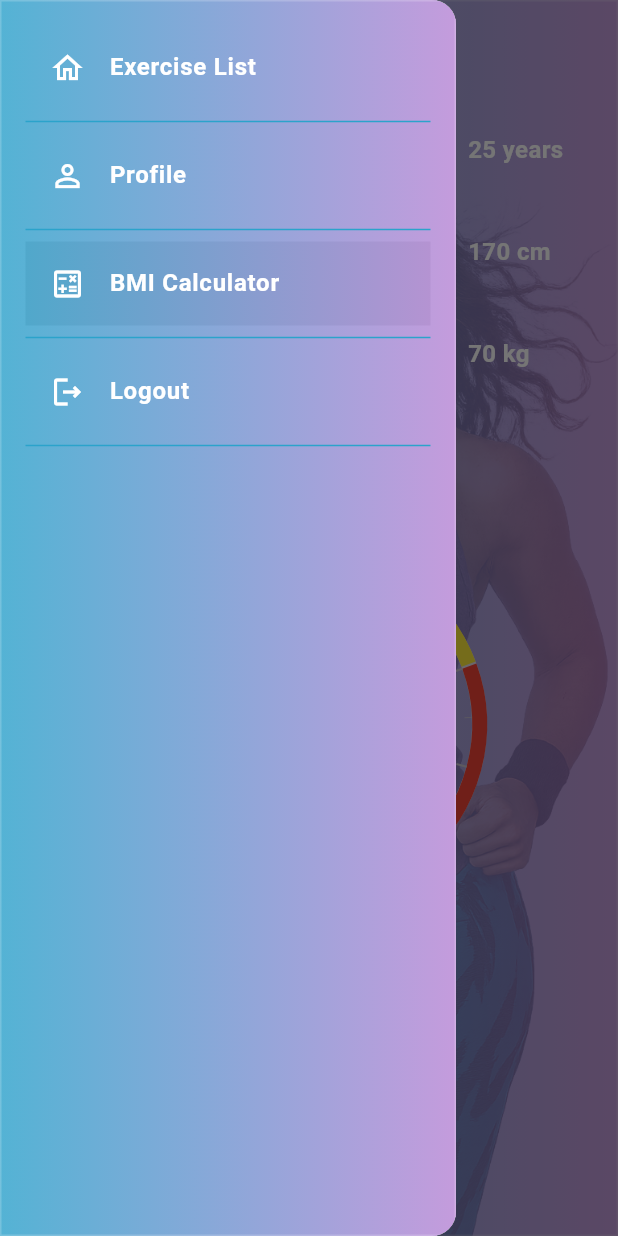
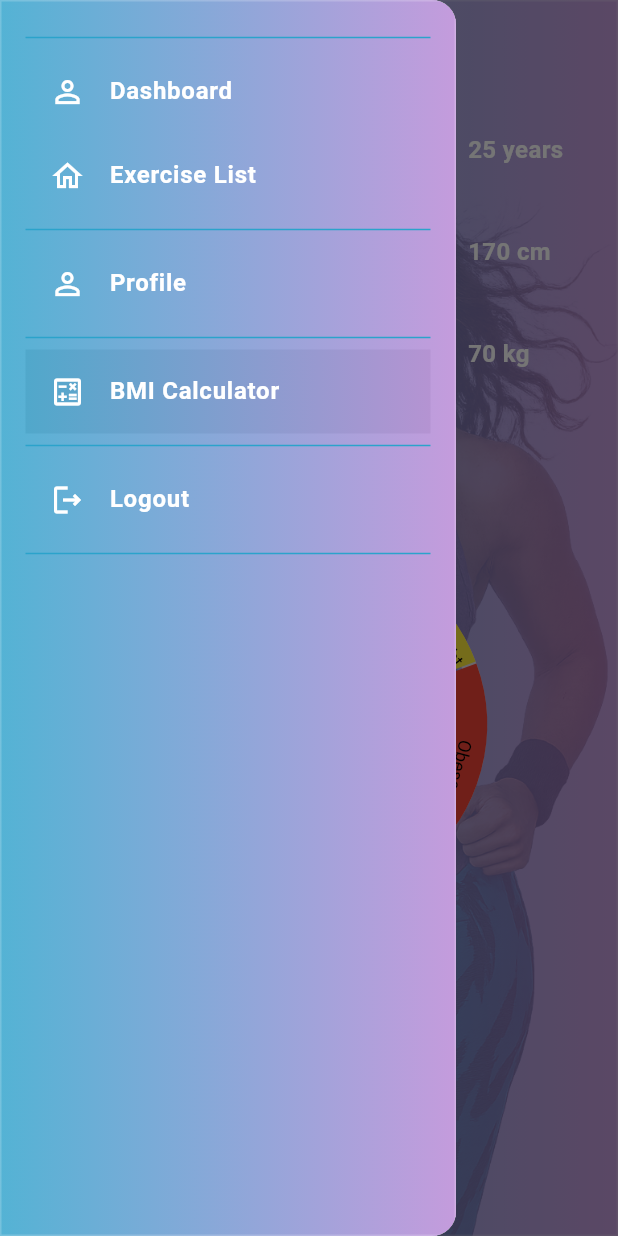
Before and after one commit to NrupParikh/RealTimePoseDetection, a Flutter app: the BMICalcScreen screen opened by its route, with the side drawer open, on a phone screen of 412 x 824 dp. Run offline on Flutter 3.47's test engine with Material 3 defaults, Android fonts, the phone set to English and light mode, and no system bars; drawn by our look-alikes of syncfusion_flutter_gauges; our stand-ins replace camera, dio, firebase_ai, firebase_core, get, permission_handler and 3 more; missing offline and left inert: google_mlkit_pose_detection; accounts and stored records are empty; project files that could hold a hidden picture were left out.

Commit message:
- Dashboard screen only

```diff
--- a/lib/Components/frosted_glass_effect.dart
+++ b/lib/Components/frosted_glass_effect.dart
@@ -44,15 +44,15 @@ class FrostedGlass extends StatelessWidget {
   Widget build(BuildContext context) {
     return ClipRRect(
       borderRadius: borderRadius,
-      child: applyFilter
-          ? BackdropFilter( // Conditionally applies the blur effect to content behind
-              filter: ImageFilter.blur(sigmaX: blurSigmaX, sigmaY: blurSigmaY), // Use customizable blur intensity
-              child: buildGlassContainer(),
-            )
-          : buildGlassContainer(), // If no filter, just build the container
+      // child: applyFilter
+      //     ? BackdropFilter( // Conditionally applies the blur effect to content behind
+      //         filter: ImageFilter.blur(sigmaX: blurSigmaX, sigmaY: blurSigmaY), // Use customizable blur intensity
+      //         child: buildGlassContainer(),
+      //       )
+      //     : buildGlassContainer(), // If no filter, just build the container
 
           // For Emulator only
-        //  child: buildGlassContainer(), // If no filter, just build the container
+         child: buildGlassContainer(), // If no filter, just build the container
     );
   }
 
--- a/lib/Constants/page_name.dart
+++ b/lib/Constants/page_name.dart
@@ -8,4 +8,5 @@ class PageName {
   static const detection = "/detection";
   static const profile = "/profile";
   static const bmiCalcScreen = "/bmi_calc_screen";
+   static const dashboard = "/dashboard";
 }
--- a/lib/Screens/bmi_calc/bmi_calc_binding.dart
+++ b/lib/Screens/bmi_calc/bmi_calc_binding.dart
@@ -2,7 +2,7 @@ import 'package:get/get.dart';
 import 'package:pose_detection/Screens/bmi_calc/bmi_calc_controller.dart';
 
 
-class  BmiCalcBinding extends Bindings {
+class BmiCalcBinding extends Bindings {
   @override
   void dependencies() {
     Get.lazyPut<BMICalcController>(() => BMICalcController());
--- a/lib/Screens/bmi_calc/bmi_calc_screen.dart
+++ b/lib/Screens/bmi_calc/bmi_calc_screen.dart
@@ -266,45 +266,84 @@ class _BMICalcScreenState extends State<BMICalcScreen> {
                                 ),
                               ),
                             ),
-                            Container(height: 250,
-                            padding: EdgeInsets.symmetric(horizontal: 10),child:
-                            SfRadialGauge(
+                            Container(
+                              height: 250,
+                              padding: EdgeInsets.symmetric(horizontal: 10),
+                              child: Obx(
+                                () => SfRadialGauge(
                                   axes: [
                                     RadialAxis(
                                       minimum: 0,
                                       maximum: 40,
+                                      showLabels: false,
+                                      showTicks: false,
+                                      axisLabelStyle: GaugeTextStyle(
+                                        color: Colors.white,
+                                        fontSize: 12,
+                                      ),
                                       ranges: [
                                         GaugeRange(
+                                          startWidth: 30,
+                                          endWidth: 30,
                                           startValue: 0,
                                           endValue: 18.5,
                                           color: Colors.blue,
-                                      // label: 'Underweight',
+                                          label: 'Underweight',
+                                          labelStyle: GaugeTextStyle(
+                                            fontSize: 12,
+                                            color: Colors.black,
+                                          ),
                                         ),
                                         GaugeRange(
+                                          startWidth: 30,
+                                          endWidth: 30,
                                           startValue: 18.5,
                                           endValue: 24.9,
                                           color: Colors.green,
-                                      // label: 'Normal',
+                                          label: 'Normal',
+                                          labelStyle: GaugeTextStyle(
+                                            fontSize: 12,
+                                            color: Colors.black,
+                                          ),
                                         ),
                                         GaugeRange(
+                                          startWidth: 30,
+                                          endWidth: 30,
                                           startValue: 25,
                                           endValue: 29.9,
                                           color: Colors.yellow,
-                                      // label: 'Overweight',
+                                          label: 'Overweight',
+                                          labelStyle: GaugeTextStyle(
+                                            fontSize: 12,
+                                            color: Colors.black,
+                                          ),
                                         ),
                                         GaugeRange(
+                                          startWidth: 30,
+                                          endWidth: 30,
                                           startValue: 30,
                                           endValue: 40,
                                           color: Colors.red,
-                                      // label: 'Obese',
+                                          label: 'Obese',
+                                          labelStyle: GaugeTextStyle(
+                                            fontSize: 12,
+                                            color: Colors.black,
+                                          ),
                                         ),
                                       ],
                                       pointers: [
                                         NeedlePointer(
+                                          enableAnimation: true,
+                                          animationDuration: 1000,
+                                          animationType: AnimationType.ease,
                                           value: controller.calculateBMI(),
                                           needleColor: Colors.black,
-                                      knobStyle:
-                                          KnobStyle(color: Colors.black),
+                                          needleLength: 0.9,
+                                          needleStartWidth: 1,
+                                          needleEndWidth: 5,
+                                          knobStyle: KnobStyle(
+                                            color: Colors.black,
+                                          ),
                                         ),
                                       ],
                                       annotations: [
@@ -312,13 +351,20 @@ class _BMICalcScreenState extends State<BMICalcScreen> {
                                           widget: Text(
                                             '${controller.calculateBMI().toStringAsFixed(2)}',
                                             style: TextStyle(
-                                              fontSize: 25, color: Colors.black),
+                                              fontSize: 20,
+                                              color: Colors.white,
+                                              fontWeight: FontWeight.bold,
                                             ),
-                                        angle: 90, positionFactor: 0.5)
+                                          ),
+                                          angle: 90,
+                                          positionFactor: 0.5,
+                                        ),
                                       ],
-                                )
+                                    ),
                                   ],
-                            ),),
+                                ),
+                              ),
+                            ),
                             const Spacer(),
                           ],
                         ),
--- /dev/null
+++ b/lib/Screens/dashboard/dashboard_binding.dart
@@ -0,0 +1,10 @@
+import 'package:get/get.dart';
+import 'package:pose_detection/Screens/dashboard/dashboard_controller.dart';
+
+
+class  DashboardBinding extends Bindings {
+  @override
+  void dependencies() {
+    Get.lazyPut<DashboardController>(() => DashboardController());
+  }
+}
--- /dev/null
+++ b/lib/Screens/dashboard/dashboard_controller.dart
@@ -0,0 +1,5 @@
+import 'package:get/get.dart';
+
+class DashboardController extends GetxController {
+
+}
--- a/lib/Screens/exerciseList/navigationDrawer/my_navigation_drawer.dart
+++ b/lib/Screens/exerciseList/navigationDrawer/my_navigation_drawer.dart
@@ -17,7 +17,8 @@ class _MyNavigationDrawerState extends State<MyNavigationDrawer> {
 
   @override
   Widget build(BuildContext context) {
-    bool isExerciseListSelected = Get.currentRoute == PageName.exerciseList;
+    final isDashboardSelected = Get.currentRoute == PageName.dashboard;
+    final isExerciseListSelected = Get.currentRoute == PageName.exerciseList;
     final isProfileSelected = Get.currentRoute == PageName.profile;
     final isBMISelected = Get.currentRoute == PageName.bmiCalcScreen;
     return Drawer(
@@ -35,6 +36,27 @@ class _MyNavigationDrawerState extends State<MyNavigationDrawer> {
                 padding: EdgeInsets.all(16),
                 child: Column(
                   children: [
+                    Divider(color: ColorConstants.startColor),
+                    ListTile(
+                      selected: isDashboardSelected,
+                      selectedTileColor: Colors.black.withValues(alpha: 0.2),
+                      leading: Icon(Icons.person_outline, color: Colors.white),
+                      title: Text(
+                        "Dashboard",
+                        style: TextStyle(
+                          color: Colors.white,
+                          fontWeight: FontWeight.bold,
+                          fontSize: 16,
+                        ),
+                      ),
+                      onTap: () {
+                        // Close the drawer first
+                        Get.back();
+                        if (Get.currentRoute != PageName.dashboard) {
+                          Get.offAllNamed(PageName.dashboard);
+                        }
+                      },
+                    ),
                     ListTile(
                       selected: isExerciseListSelected,
                       selectedTileColor: Colors.black.withValues(alpha: 0.2),
@@ -77,10 +99,13 @@ class _MyNavigationDrawerState extends State<MyNavigationDrawer> {
                       },
                     ),
                     Divider(color: ColorConstants.startColor),
-                     ListTile(
+                    ListTile(
                       selected: isBMISelected,
                       selectedTileColor: Colors.black.withValues(alpha: 0.2),
-                      leading: Icon(Icons.calculate_outlined, color: Colors.white),
+                      leading: Icon(
+                        Icons.calculate_outlined,
+                        color: Colors.white,
+                      ),
                       title: Text(
                         "BMI Calculator",
                         style: TextStyle(
--- a/lib/main.dart
+++ b/lib/main.dart
@@ -7,6 +7,8 @@ import 'package:pose_detection/Components/session_expire_controller.dart';
 import 'package:pose_detection/Models/excercise_data_model.dart';
 import 'package:pose_detection/Screens/bmi_calc/bmi_calc_binding.dart';
 import 'package:pose_detection/Screens/bmi_calc/bmi_calc_screen.dart';
+import 'package:pose_detection/Screens/dashboard/dashboard_binding.dart';
+import 'package:pose_detection/Screens/dashboard/dashboard_screen.dart';
 import 'package:pose_detection/Screens/detection/detection_controller.dart';
 import 'package:pose_detection/Screens/detection/detection_screen.dart';
 import 'package:pose_detection/Screens/exerciseList/navigationDrawer/nav_drawer_binding.dart';
@@ -61,9 +63,9 @@ class MyApp extends StatelessWidget {
           //     : PageName.onboard,
           isLoggedIn
               ? userData?.isProfileDataAvailable == true
-                  ? PageName.exerciseList
+                  ? PageName.dashboard
                   : PageName.chat
-              : PageName.onboard,
+              : PageName.dashboard,
       getPages: [
         GetPage(name: PageName.onboard, page: () => OnBoardScreen()),
         GetPage(
@@ -115,6 +117,13 @@ class MyApp extends StatelessWidget {
           transition: Transition.noTransition,
           transitionDuration: Duration.zero,
         ),
+           GetPage(
+          name: PageName.dashboard,
+          page: () => DashboardScreen(),
+          bindings: [NavDrawerBinding(), DashboardBinding()],
+          transition: Transition.noTransition,
+          transitionDuration: Duration.zero,
+        ),
       ],
     );
   }
```
Also changed, not shown: lib/Screens/dashboard/dashboard_screen.dart (added, +81 -0 lines). Lines whose indentation alone changed are shown as unchanged.
